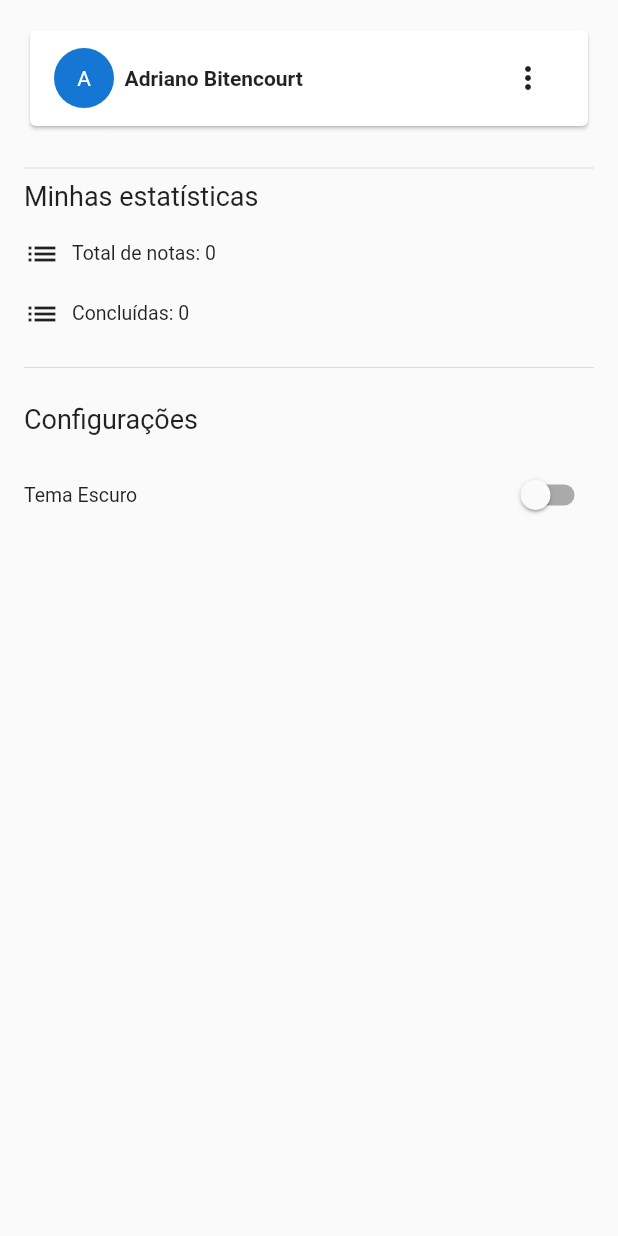
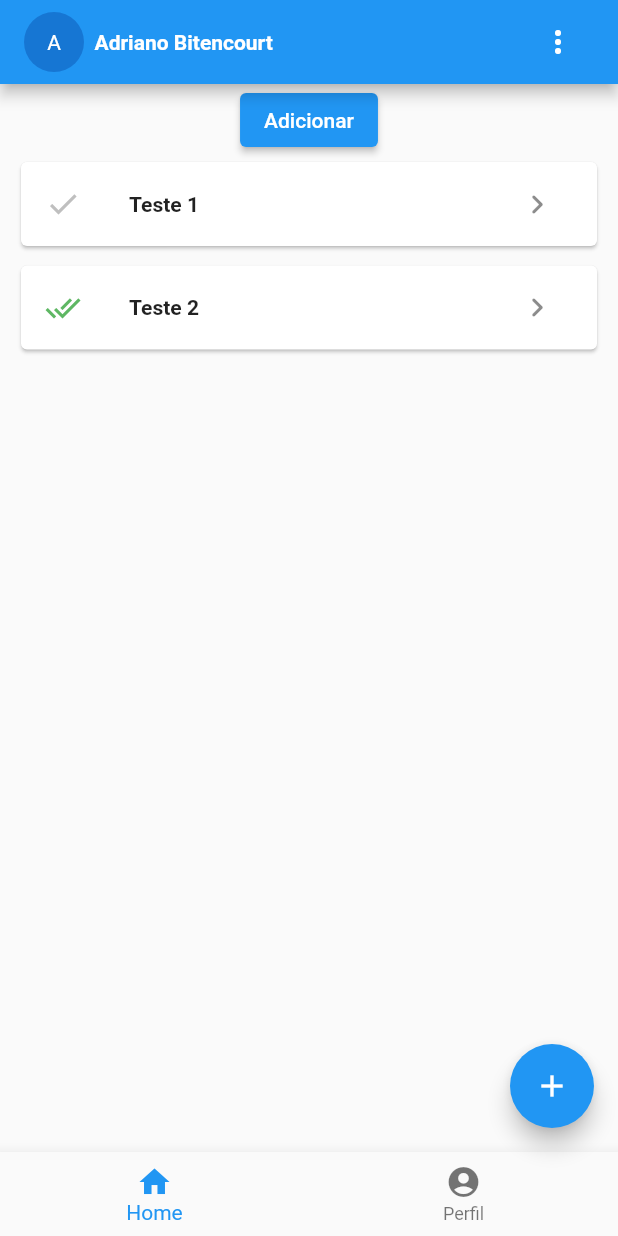
Before and after one commit to ambitencourt/mjv_adriano_bitencourt, a Flutter app: the screen it shows after launch, on a phone screen of 412 x 824 dp. Run offline on Flutter 3.47's test engine with Material 2 defaults, Android fonts, the phone set to English and light mode, and no system bars.

Commit message:
Desafio3

```diff
--- a/lib/components/app_bar_component.dart
+++ b/lib/components/app_bar_component.dart
@@ -1,10 +1,38 @@
-// import 'package:flutter/material.dart';
+import 'package:flutter/material.dart';
 
-// class AppBarComponent extends StatelessWidget with PreferredSize {
-//   const AppBarComponent({super.key});
+import 'constants.dart';
+import 'custom_icon_button.dart';
+import 'custom_spacer.dart';
+import 'text_widget.dart';
 
-//   @override
-//   Widget build(BuildContext context) {
-//     return Container();
-//   }
-// }
+class AppBarComponent extends StatelessWidget implements PreferredSizeWidget {
+  const AppBarComponent({
+    super.key,
+  });
+
+  static Size get size => const Size.fromHeight(kToolbarHeight);
+
+  @override
+  Size get preferredSize => const Size.fromHeight(kToolbarHeight);
+
+  @override
+  Widget build(BuildContext context) {
+    return AppBar(
+      title: Row(
+        children: [
+          const CircleAvatar(
+            backgroundColor: kBackground,
+            child: TextWidget('A', color: kWhite),
+          ),
+          const CustomSpacer(
+            isHorizontal: true,
+            size: 7,
+          ),
+          const TextWidget('Adriano Bitencourt', fontWeight: FontWeight.bold),
+          const CustomSpacer(isFull: true),
+          CustomIconButton(onPressed: () {}, icon: Icons.more_vert),
+        ],
+      ),
+    );
+  }
+}
--- a/lib/components/constants.dart
+++ b/lib/components/constants.dart
@@ -2,3 +2,5 @@ import 'package:flutter/material.dart';
 
 const Color kWhite = Colors.white;
 const Color kBackground = Color(0xff1676D3);
+const Color kGreen = Color(0xff5eb763);
+const Color kGrey = Color(0xffbfbfbf);
--- /dev/null
+++ b/lib/entities/afazer_checklist_entity.dart
@@ -0,0 +1,5 @@
+class AfazerCheckListEntity {
+  String titulo;
+  bool isChecked;
+  AfazerCheckListEntity({this.titulo = '', this.isChecked = false});
+}
--- /dev/null
+++ b/lib/entities/afazer_entity.dart
@@ -0,0 +1,21 @@
+// ignore_for_file: public_member_api_docs, sort_constructors_first
+import 'afazer_checklist_entity.dart';
+
+class AfazerEntity {
+  String uuid;
+  String titulo;
+  DateTime dataInicio;
+  DateTime dataFim;
+  bool isConcluido;
+  List<AfazerCheckListEntity>? conteudos;
+  String? image;
+  AfazerEntity({
+    required this.uuid,
+    required this.titulo,
+    required this.dataInicio,
+    required this.dataFim,
+    required this.isConcluido,
+    this.conteudos,
+    this.image,
+  });
+}
--- a/lib/pages/home/home_page.dart
+++ b/lib/pages/home/home_page.dart
@@ -1,86 +1,62 @@
 import 'package:flutter/material.dart';
-import 'package:provider/provider.dart';
+import 'package:mjv_adriano_bitencourt/pages/tabs/perfil.dart';
 
-import '../../components/constants.dart';
-import '../../components/custom_spacer.dart';
-import '../../components/text_widget.dart';
-import '../../stores/home_store.dart';
-import 'profile_widget.dart';
+import '../../components/app_bar_component.dart';
+import '../tabs/afazeres_tab.dart';
 
 class HomePage extends StatefulWidget {
-  const HomePage({super.key});
+  const HomePage({Key? key}) : super(key: key);
 
   @override
-  State<HomePage> createState() => _HomePageState();
+  State createState() => _HomePageState();
 }
 
 class _HomePageState extends State<HomePage> {
+  late int abaSelecionada;
+
+  final List<BottomNavigationBarItem> _abas = [
+    const BottomNavigationBarItem(icon: Icon(Icons.home), label: 'Home'),
+    const BottomNavigationBarItem(
+        icon: Icon(Icons.account_circle), label: 'Perfil'),
+  ];
+
+  final List<Widget> _conteudos = [
+    AfazeresTab(
+      valorIniciaL: 0,
+      callback: (tabIdx) {
+        debugPrint(tabIdx.toString());
+      },
+    ),
+    const ProfileTab(),
+  ];
+
+  void handleTab(int tabIdx) {
+    setState(() {
+      abaSelecionada = tabIdx;
+    });
+  }
+
+  @override
+  void initState() {
+    abaSelecionada = 0;
+    super.initState();
+  }
+
   @override
   Widget build(BuildContext context) {
     return Scaffold(
-      body: SafeArea(
-        top: true,
-        child: Container(
-          padding: const EdgeInsets.all(16),
-          child: Column(
-            crossAxisAlignment: CrossAxisAlignment.start,
-            children: [
-              const ProfileWidget(),
-              const CustomSpacer(),
-              const Divider(),
-              const TextWidget('Minhas estatísticas', fontSize: 18),
-              const CustomSpacer(),
-              Consumer<HomeStore>(builder: (context, store, _) {
-                return Column(
-                  children: [
-                    Row(
-                      children: [
-                        const Icon(Icons.list),
-                        const CustomSpacer(
-                          isHorizontal: true,
-                          size: 8,
-                        ),
-                        TextWidget('Total de notas: ${store.count}',
-                            fontSize: 13),
-                      ],
-                    ),
-                    const CustomSpacer(),
-                    Row(
-                      children: [
-                        const Icon(Icons.list),
-                        const CustomSpacer(
-                          isHorizontal: true,
-                          size: 8,
-                        ),
-                        TextWidget('Concluídas: ${store.count}', fontSize: 13),
-                      ],
-                    ),
-                  ],
-                );
-              }),
-              const CustomSpacer(),
-              const Divider(),
-              const CustomSpacer(),
-              const TextWidget('Configurações', fontSize: 18),
-              const CustomSpacer(),
-              Consumer<HomeStore>(builder: (context, store, _) {
-                return Row(
-                  mainAxisAlignment: MainAxisAlignment.spaceBetween,
-                  children: [
-                    const TextWidget('Tema Escuro', fontSize: 13),
-                    Switch(
-                      value: store.theme == ThemeMode.dark,
-                      onChanged: (bool isDark) {
-                        context.read<HomeStore>().toggleTheme(isDark);
-                      },
-                      activeColor: kBackground,
-                    ),
-                  ],
-                );
-              }),
-            ],
-          ),
-        ),
+      appBar: const AppBarComponent(),
+      body: _conteudos.elementAt(abaSelecionada),
+      bottomNavigationBar: BottomNavigationBar(
+        currentIndex: abaSelecionada,
+        items: _abas,
+        onTap: handleTab,
+      ),
+      floatingActionButton: FloatingActionButton(
+        onPressed: () {
+          handleTab(1);
+        },
+        child: const Icon(Icons.add),
       ),
     );
   }
--- a/lib/pages/home/profile_widget.dart
+++ /dev/null
@@ -1,35 +0,0 @@
-import 'package:flutter/material.dart';
-
-import '../../components/constants.dart';
-import '../../components/custom_icon_button.dart';
-import '../../components/custom_spacer.dart';
-import '../../components/text_widget.dart';
-
-class ProfileWidget extends StatelessWidget {
-  const ProfileWidget({super.key});
-
-  @override
-  Widget build(BuildContext context) {
-    return Card(
-      surfaceTintColor: kWhite,
-      child: Padding(
-        padding: const EdgeInsets.symmetric(horizontal: 16, vertical: 8),
-        child: Row(
-          children: [
-            const CircleAvatar(
-              backgroundColor: kBackground,
-              child: TextWidget('A', color: kWhite),
-            ),
-            const CustomSpacer(
-              isHorizontal: true,
-              size: 7,
-            ),
-            const TextWidget('Adriano Bitencourt', fontWeight: FontWeight.bold),
-            const CustomSpacer(isFull: true),
-            CustomIconButton(onPressed: () {}, icon: Icons.more_vert),
-          ],
-        ),
-      ),
-    );
-  }
-}
--- a/lib/pages/tabs/afazeres_tab.dart
+++ b/lib/pages/tabs/afazeres_tab.dart
@@ -0,0 +1,121 @@
+import 'package:flutter/material.dart';
+import 'package:mjv_adriano_bitencourt/components/constants.dart';
+
+import '../../components/custom_icon_button.dart';
+import '../../components/text_widget.dart';
+import '../../entities/afazer_entity.dart';
+
+class AfazeresTab extends StatefulWidget {
+  final int valorIniciaL;
+  final void Function(int tabIndx)? callback;
+
+  const AfazeresTab({
+    super.key,
+    required this.valorIniciaL,
+    this.callback,
+  });
+
+  @override
+  State<AfazeresTab> createState() => _AfazeresTabState();
+}
+
+class _AfazeresTabState extends State<AfazeresTab> {
+  late List<AfazerEntity> _listaAfazeres;
+  void handleAfazeres() {
+    _listaAfazeres.add(
+      AfazerEntity(
+        uuid: 'teste3',
+        titulo: 'Teste 3',
+        dataInicio: DateTime.now(),
+        dataFim: DateTime.now(),
+        isConcluido: false,
+      ),
+    );
+    //_listaAfazeres.add(item);
+    setState(() {
+      _listaAfazeres = _listaAfazeres;
+    });
+  }
+
+  void handleExcluir(int index) {
+    _listaAfazeres.removeAt(index);
+    setState(() {
+      _listaAfazeres = _listaAfazeres;
+    });
+  }
+
+  @override
+  void initState() {
+    _listaAfazeres = [
+      AfazerEntity(
+        uuid: 'teste1',
+        titulo: 'Teste 1',
+        dataInicio: DateTime.now(),
+        dataFim: DateTime.now(),
+        isConcluido: false,
+      ),
+      AfazerEntity(
+        uuid: 'teste2',
+        titulo: 'Teste 2',
+        dataInicio: DateTime.now(),
+        dataFim: DateTime.now(),
+        isConcluido: true,
+      ),
+    ];
+    super.initState();
+  }
+
+  @override
+  Widget build(BuildContext context) {
+    return Column(
+      children: [
+        ElevatedButton(
+          onPressed: handleAfazeres,
+          child: const TextWidget('Adicionar'),
+        ),
+        Padding(
+          padding: const EdgeInsets.symmetric(horizontal: 10),
+          child: SizedBox(
+            height: MediaQuery.of(context).size.height * .5,
+            child: ListView.builder(
+              itemCount: _listaAfazeres.length,
+              itemBuilder: (context, index) {
+                final item = _listaAfazeres.elementAt(index);
+                return Dismissible(
+                  key: Key(item.uuid),
+                  onDismissed: (direction) {
+                    if (direction == DismissDirection.startToEnd) {
+                      handleExcluir(index);
+                    } else {}
+                  },
+                  child: Padding(
+                    padding: const EdgeInsets.only(bottom: 5),
+                    child: Card(
+                      child: ListTile(
+                        leading: Icon(
+                          item.isConcluido == true
+                              ? Icons.done_all
+                              : Icons.check_sharp,
+                          color: item.isConcluido == true ? kGreen : kGrey,
+                        ),
+                        title: TextWidget(
+                          item.titulo,
+                          fontWeight: FontWeight.bold,
+                        ),
+                        trailing: CustomIconButton(
+                          onPressed: () {},
+                          icon: Icons.keyboard_arrow_right_rounded,
+                          size: 26,
+                        ),
+                      ),
+                    ),
+                  ),
+                );
+              },
+            ),
+          ),
+        ),
+      ],
+    );
+  }
+}
--- a/lib/pages/tabs/perfil.dart
+++ b/lib/pages/tabs/perfil.dart
@@ -0,0 +1,73 @@
+import 'package:flutter/material.dart';
+import 'package:provider/provider.dart';
+
+import '../../components/constants.dart';
+import '../../components/custom_spacer.dart';
+import '../../components/text_widget.dart';
+import '../../stores/home_store.dart';
+
+class ProfileTab extends StatelessWidget {
+  const ProfileTab({super.key});
+
+  @override
+  Widget build(BuildContext context) {
+    return Padding(
+      padding: const EdgeInsets.symmetric(horizontal: 15),
+      child: Column(
+        crossAxisAlignment: CrossAxisAlignment.start,
+        children: [
+          const Divider(),
+          const TextWidget('Minhas estatísticas', fontSize: 18),
+          const CustomSpacer(),
+          Consumer<HomeStore>(builder: (context, store, _) {
+            return Column(
+              children: [
+                Row(
+                  children: [
+                    const Icon(Icons.list),
+                    const CustomSpacer(
+                      isHorizontal: true,
+                      size: 8,
+                    ),
+                    TextWidget('Total de notas: ${store.count}', fontSize: 13),
+                  ],
+                ),
+                const CustomSpacer(),
+                Row(
+                  children: [
+                    const Icon(Icons.list),
+                    const CustomSpacer(
+                      isHorizontal: true,
+                      size: 8,
+                    ),
+                    TextWidget('Concluídas: ${store.count}', fontSize: 13),
+                  ],
+                ),
+              ],
+            );
+          }),
+          const CustomSpacer(),
+          const Divider(),
+          const CustomSpacer(),
+          const TextWidget('Configurações', fontSize: 18),
+          const CustomSpacer(),
+          Consumer<HomeStore>(builder: (context, store, _) {
+            return Row(
+              mainAxisAlignment: MainAxisAlignment.spaceBetween,
+              children: [
+                const TextWidget('Tema Escuro', fontSize: 13),
+                Switch(
+                  value: store.theme == ThemeMode.dark,
+                  onChanged: (bool isDark) {
+                    context.read<HomeStore>().toggleTheme(isDark);
+                  },
+                  activeColor: kBackground,
+                ),
+              ],
+            );
+          }),
+        ],
+      ),
+    );
+  }
+}
```
